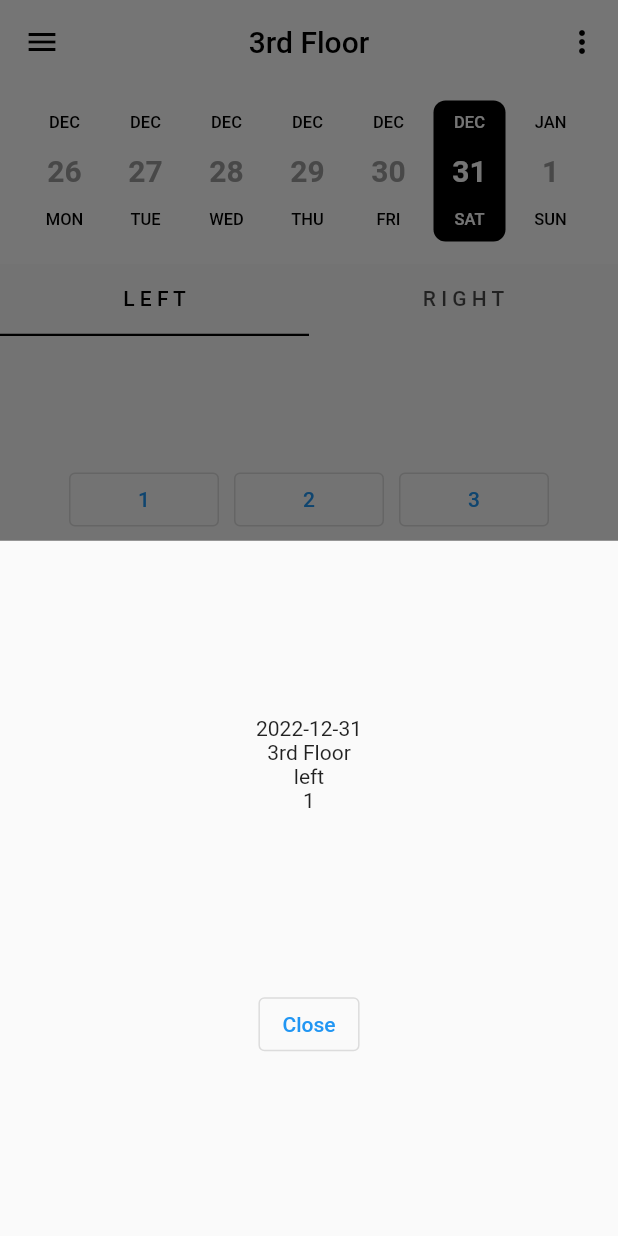
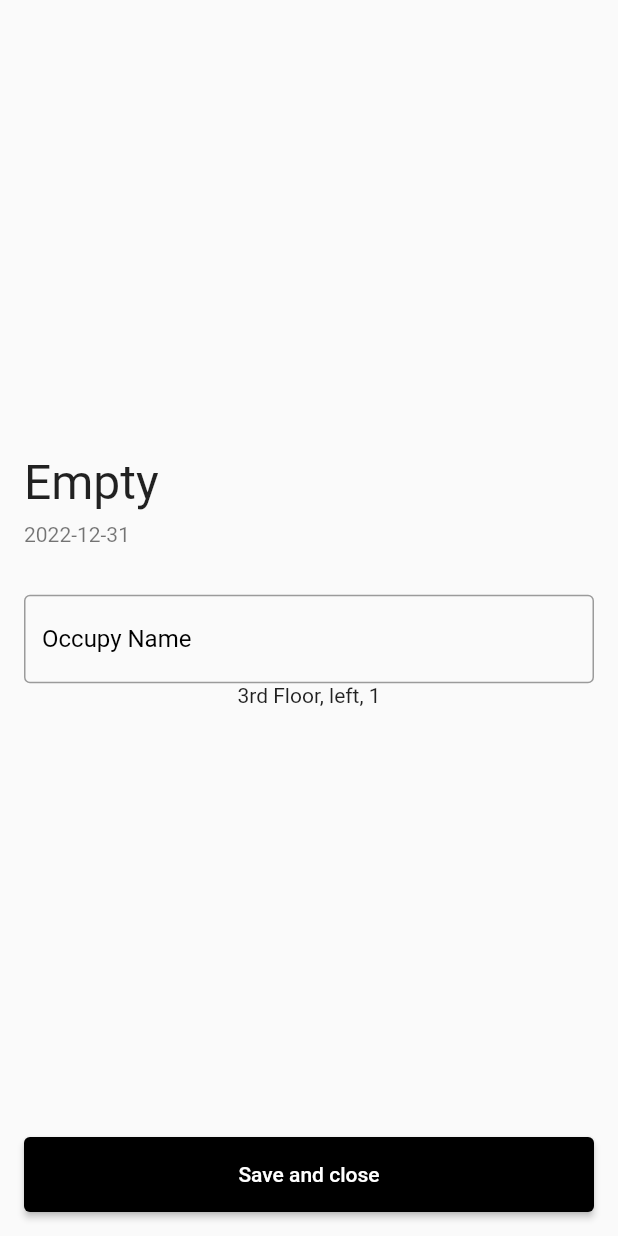
Before and after one commit to JooYoo/flutter-notMyDesk, a Flutter app: the screen it shows after launch, after a tap on an icon or button, on a phone screen of 412 x 824 dp. Run offline on Flutter 3.47's test engine with Material 2 defaults, Android fonts, the phone set to English and light mode, and no system bars; drawn by our look-alikes of date_picker_timeline.

Commit message:
style: seat_bottom_sheet

```diff
--- a/lib/main.dart
+++ b/lib/main.dart
@@ -1,4 +1,5 @@
 import 'package:flutter/material.dart';
+import 'package:flutter/services.dart';
 import 'package:flutter_not_my_desk/pages/about_page.dart';
 import 'package:flutter_not_my_desk/pages/home_page.dart';
 import 'package:flutter_not_my_desk/providers/weekly_date_obj_provider.dart';
@@ -8,10 +9,18 @@ import 'package:provider/provider.dart';
 import 'dart:developer';
 
 void main() {
-  runApp(ChangeNotifierProvider<WeeklyDateObjProvider>(
-    child: const MyApp(),
-    create: (_) => WeeklyDateObjProvider(),
-  ));
+  // portait-up only
+  WidgetsFlutterBinding.ensureInitialized();
+  SystemChrome.setPreferredOrientations([DeviceOrientation.portraitUp])
+      .then((_) {
+    runApp(
+      // provider: share state globally
+      ChangeNotifierProvider<WeeklyDateObjProvider>(
+        child: const MyApp(),
+        create: (_) => WeeklyDateObjProvider(),
+      ),
+    );
+  });
 }
 
 class MyApp extends StatelessWidget {
--- a/lib/pages/home_page.dart
+++ b/lib/pages/home_page.dart
@@ -19,13 +19,15 @@ class _HomePageState extends State<HomePage> {
       child: Column(
         children: [
           Flexible(
-            flex: 1,
+            flex: 5,
             child: Container(
               color: Colors.white,
               child: const DatePickerWeekly(),
             ),
           ),
-          TabBar(
+          Flexible(
+            flex: 2,
+            child: TabBar(
               labelColor: Colors.black,
               indicator: const BoxDecoration(
                 border: Border(
@@ -45,8 +47,9 @@ class _HomePageState extends State<HomePage> {
                 // index 1: RoomSide.right
               },
             ),
+          ),
           const Flexible(
-            flex: 3,
+            flex: 15,
             child: TabBarView(
               children: [
                 // left-room
--- a/lib/widgets/datepicker_weekly.dart
+++ b/lib/widgets/datepicker_weekly.dart
@@ -20,6 +20,7 @@ class _DatePickerWeeklyState extends State<DatePickerWeekly> {
 
     return Container(
       margin: const EdgeInsets.only(top: 8, left: 16, bottom: 12),
+      child: SingleChildScrollView(
         child: DatePicker(
           getCurrentWeekMonday(
             DateTime.now(),
@@ -45,6 +46,7 @@ class _DatePickerWeeklyState extends State<DatePickerWeekly> {
                 );
           },
         ),
+      ),
     );
   }
 }
--- a/lib/widgets/room_widget.dart
+++ b/lib/widgets/room_widget.dart
@@ -25,6 +25,7 @@ class _RoomWidgetState extends State<RoomWidget> {
         renderSeatGroupsForOneRoom(selectedFloor, widget.roomSide);
 
     return Center(
+      child: SingleChildScrollView(
         child: Wrap(
           direction: Axis.horizontal,
           alignment: widget.roomSide == RoomSide.left
@@ -40,6 +41,7 @@ class _RoomWidgetState extends State<RoomWidget> {
               )
           ],
         ),
+      ),
     );
   }
 }
--- a/lib/widgets/seat_group_widget.dart
+++ b/lib/widgets/seat_group_widget.dart
@@ -16,8 +16,6 @@ class _SeatGroupWidgetState extends State<SeatGroupWidget> {
   Widget build(BuildContext context) {
     return Center(
       child: Wrap(
-        direction: Axis.horizontal,
-        alignment: WrapAlignment.start,
         spacing: 10,
         children: [
           // iterate seats of a group
--- a/lib/widgets/seat_widget.dart
+++ b/lib/widgets/seat_widget.dart
@@ -11,6 +11,9 @@ class SeatWidget extends StatefulWidget {
 }
 
 class _SeatWidgetState extends State<SeatWidget> {
+  TextEditingController occupyController = TextEditingController();
+  String occupiedBy = '';
+
   @override
   Widget build(BuildContext context) {
     return SizedBox(
@@ -19,25 +22,74 @@ class _SeatWidgetState extends State<SeatWidget> {
         child: Text(widget.seat.deskNr.toString()),
         onPressed: () {
           showModalBottomSheet(
-            context: context,
-            builder: ((context) => Column(
-                  mainAxisAlignment: MainAxisAlignment.center,
-                  children: [
-                    const Spacer(),
-                    // TODO: check if data is rerenderable when change date
-                    Text(widget.seat.fullDate),
-                    Text(widget.seat.floorName),
-                    Text(widget.seat.side),
-                    Text(widget.seat.deskNr.toString()),
-                    const Spacer(),
-                    OutlinedButton(
-                      child: const Text('Close'),
-                      onPressed: () => Navigator.pop(context),
+              isScrollControlled: true,
+              context: context,
+              builder: (context) {
+                final MediaQueryData mediaQueryData = MediaQuery.of(context);
+                return Padding(
+                  padding: mediaQueryData.viewInsets,
+                  child: Container(
+                    padding: const EdgeInsets.all(16),
+                    child: Column(
+                      children: [
+                        Spacer(),
+                        Container(
+                          alignment: Alignment.centerLeft,
+                          child: Column(
+                            mainAxisAlignment: MainAxisAlignment.start,
+                            crossAxisAlignment: CrossAxisAlignment.start,
+                            children: [
+                              Text(
+                                widget.seat.occupied == ''
+                                    ? "Empty"
+                                    : widget.seat.occupied,
+                                style: const TextStyle(
+                                  fontSize: 32,
+                                ),
+                              ),
+                              const SizedBox(height: 8),
+                              Text(
+                                widget.seat.fullDate,
+                                style: const TextStyle(
+                                  color: Colors.black54,
+                                ),
+                              ),
+                              const SizedBox(height: 32),
+                              TextField(
+                                controller: occupyController,
+                                onChanged: (value) {
+                                  print(occupiedBy);
+                                },
+                                decoration: const InputDecoration(
+                                  border: OutlineInputBorder(),
+                                  labelStyle: TextStyle(color: Colors.black),
+                                  focusedBorder: OutlineInputBorder(
+                                    borderSide: BorderSide(
+                                      color: Colors.black,
+                                    ),
+                                  ),
+                                  labelText: 'Occupy Name',
+                                ),
+                              ),
+                            ],
+                          ),
+                        ),
+                        Text(
+                          "${widget.seat.floorName}, ${widget.seat.side}, ${widget.seat.deskNr.toString()}",
+                        ),
+                        Spacer(),
+                        ElevatedButton(
+                          style: ElevatedButton.styleFrom(
+                              backgroundColor: Colors.black,
+                              minimumSize: const Size.fromHeight(50)),
+                          onPressed: () => Navigator.pop(context),
+                          child: const Text('Save and close'),
+                        ),
+                      ],
                     ),
-                    const Spacer(),
-                  ],
-                )),
-          );
+                  ),
+                );
+              });
         },
       ),
     );
```
Lines whose indentation alone changed are shown as unchanged.
